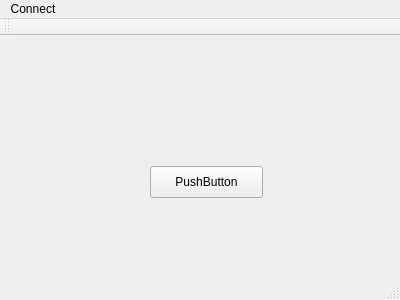
Old version of the form mainwindow.ui in the repository Skylli202/wifibot.
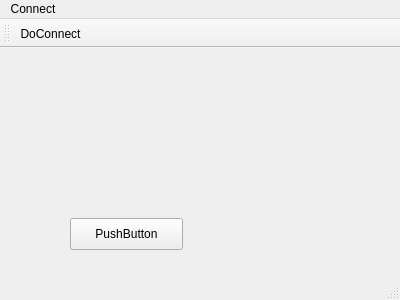
New version of the form.

```diff
--- a/mainwindow.ui
+++ b/mainwindow.ui
@@ -14,11 +14,14 @@
    <string>MainWindow</string>
   </property>
   <widget class="QWidget" name="centralWidget">
+   <property name="enabled">
+    <bool>true</bool>
+   </property>
    <widget class="QPushButton" name="pushButton">
     <property name="geometry">
      <rect>
-      <x>150</x>
-      <y>130</y>
+      <x>70</x>
+      <y>170</y>
       <width>113</width>
       <height>32</height>
      </rect>
@@ -52,6 +55,7 @@
    <attribute name="toolBarBreak">
     <bool>false</bool>
    </attribute>
+   <addaction name="actionDoConnect_2"/>
   </widget>
   <widget class="QStatusBar" name="statusBar"/>
   <action name="actionDoConnect">
```
Left out of the diff: 1 changed line with no effect on the pictures.
